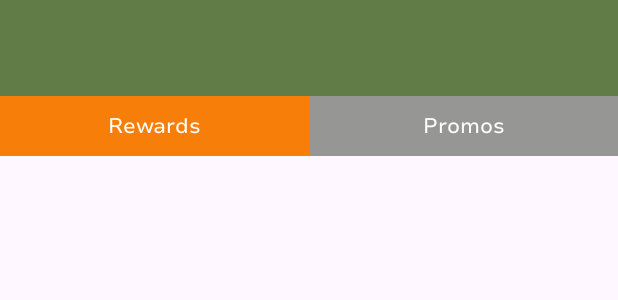
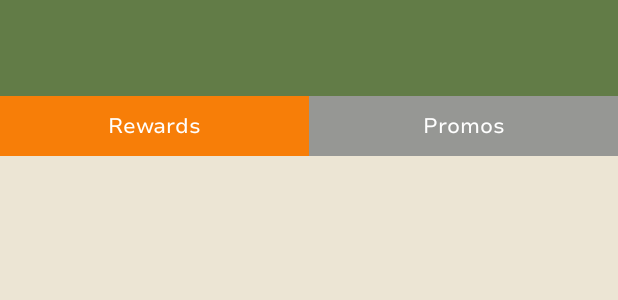
Before and after one commit to June-Azeneth/hygieia-customer, an Android app: the layout fragment_offers.xml on its own in the app's theme, with its tools: preview values and no code run, on a phone screen of 412 x 824 dp. Shown: the top 300 px of the screen. Run offline under Robolectric (Android 15) with nearby library versions, the phone set to English and light mode, and no system bars.

Commit message:
minor fixes

```diff
--- a/app/src/main/java/com/example/hygieia_customer/pages/scanQR/StoreListFragment.kt
+++ b/app/src/main/java/com/example/hygieia_customer/pages/scanQR/StoreListFragment.kt
@@ -62,7 +62,7 @@ class StoreListFragment : Fragment() {
         actualLayout = binding.actualLayout
         placeholder = binding.placeholder
 
-        Commons().setPageTitle("Affiliated Stores", binding.root)
+        Commons().setPageTitle("Hygieia Affiliated Stores", binding.root)
 
         binding.searchItem.doOnTextChanged { text, _, _, _ ->
             val storeName = text.toString().trim()
--- a/app/src/main/res/layout/fragment_offers.xml
+++ b/app/src/main/res/layout/fragment_offers.xml
@@ -58,6 +58,7 @@
             android:id="@+id/offers_fragment_container"
             android:layout_width="0dp"
             android:layout_height="0dp"
+            android:background="@color/bgColor"
             app:layout_constraintBottom_toBottomOf="parent"
             app:layout_constraintEnd_toEndOf="parent"
             app:layout_constraintStart_toStartOf="parent"
```
